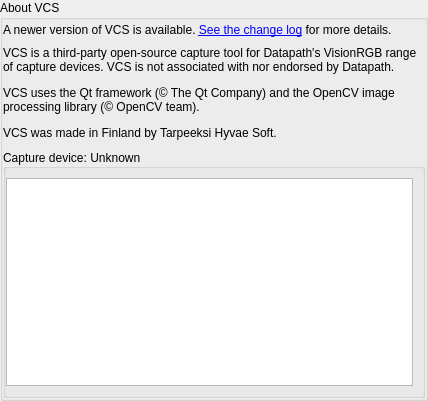
mrehkopf/vcs, file src/display/qt/dialogs/ui/about_dialog.ui: the form before one commit.
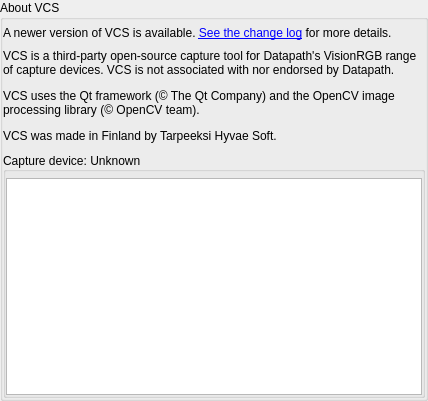
The form after the commit. Custom widgets are drawn as their Qt base class.

Commit message: gui/dialogs: Increase top margin where first item isn't QGroupBox

```diff
--- a/src/display/qt/dialogs/ui/about_dialog.ui
+++ b/src/display/qt/dialogs/ui/about_dialog.ui
@@ -81,7 +81,7 @@
            <number>0</number>
           </property>
           <property name="topMargin">
-           <number>3</number>
+           <number>6</number>
           </property>
           <property name="rightMargin">
            <number>0</number>
@@ -182,12 +182,21 @@
             <property name="flat">
              <bool>false</bool>
             </property>
-            <layout class="QVBoxLayout" name="verticalLayout_3">
+            <layout class="QVBoxLayout" name="verticalLayout_3" stretch="0">
+             <property name="spacing">
+              <number>3</number>
+             </property>
              <property name="leftMargin">
               <number>0</number>
              </property>
+             <property name="topMargin">
+              <number>6</number>
+             </property>
              <property name="rightMargin">
-              <number>9</number>
+              <number>0</number>
+             </property>
+             <property name="bottomMargin">
+              <number>0</number>
              </property>
              <item>
               <widget class="PropertyTable" name="tableWidget_captureDeviceFeatures">
```
The commit also changes 2 other files.
